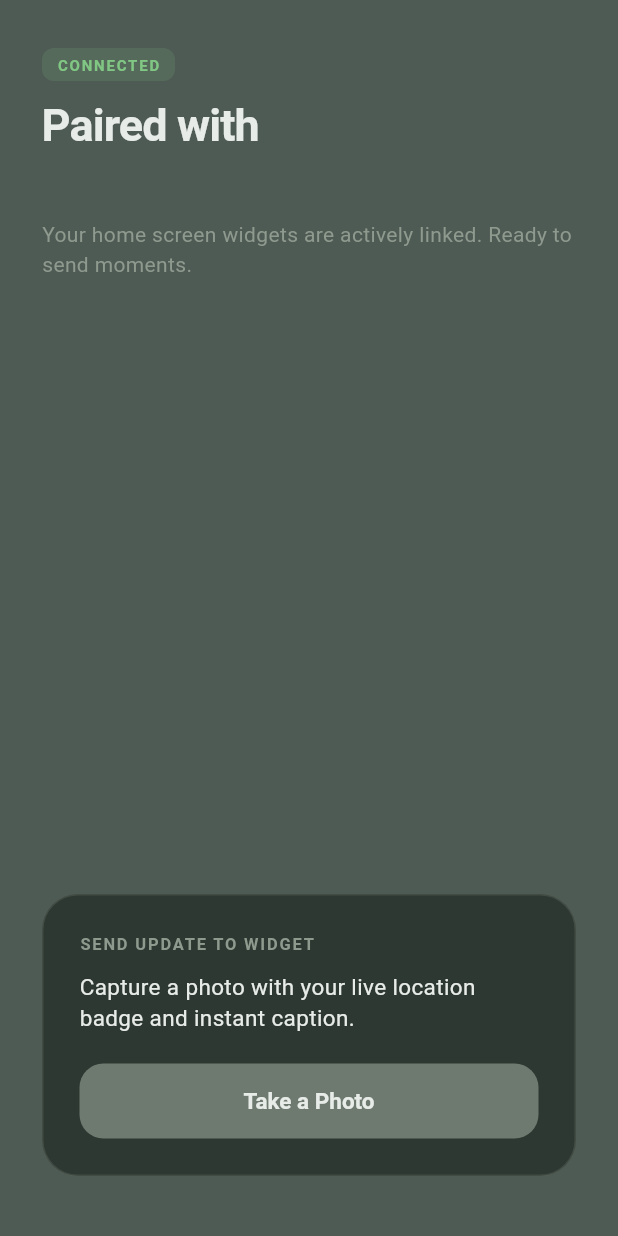
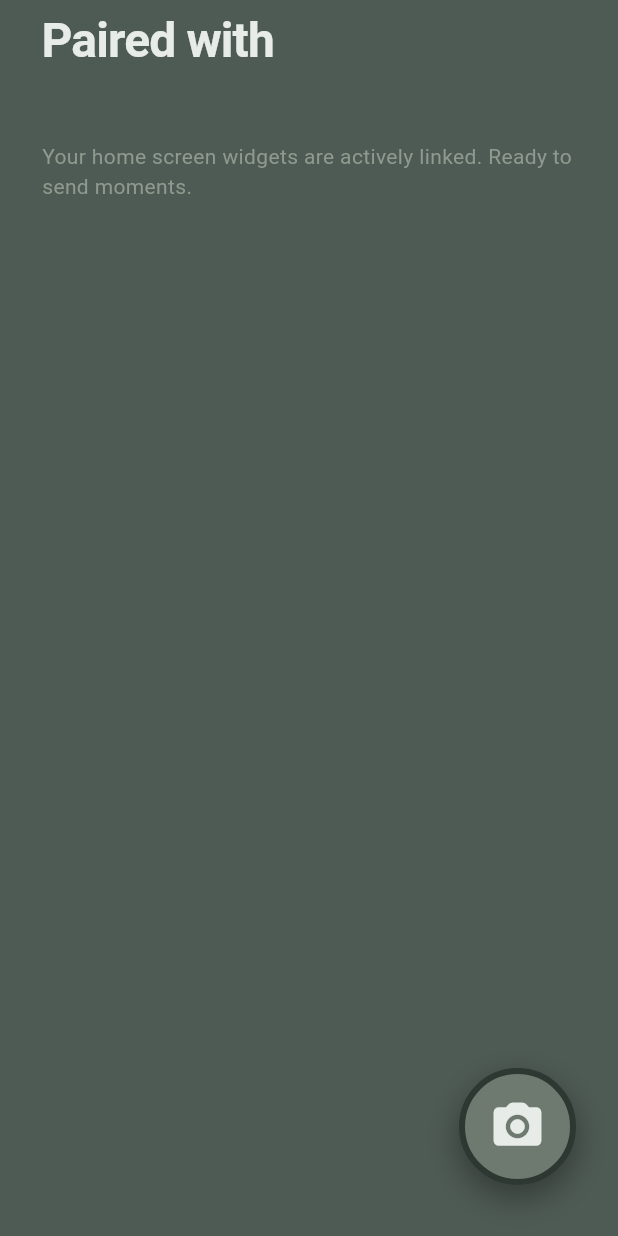
Before and after one commit to jhonemilmnilo/UpdateMe, a Flutter app: the PairedHomeView widget shown alone on an empty page, opened directly with empty values, on a phone screen of 412 x 824 dp. Run offline on Flutter 3.47's test engine with Material 3 defaults, Android fonts, the phone set to English and light mode, and no system bars; our stand-ins replace flutter_dotenv, geocoding, geolocator, google_sign_in, image_picker, qr_flutter and 3 more; missing offline and left inert: gal, mobile_scanner; accounts and stored records are empty.

Commit message:
Replace photo card with camera action button
Simplify the paired home screen by removing the connection pill and photo-instruction card, adjusting header spacing, and adding a floating camera button with a loading state.

```diff
--- a/lib/features/couple/presentation/views/paired_home_view.dart
+++ b/lib/features/couple/presentation/views/paired_home_view.dart
@@ -57,41 +57,21 @@ class _PairedHomeViewState extends State<PairedHomeView> {
     final partnerName = widget.user.partner?['display_name'] ?? widget.user.partner?['email'] ?? 'Your Partner';
 
     return Padding(
-      padding: const EdgeInsets.symmetric(horizontal: 28.0, vertical: 20.0),
+      padding: const EdgeInsets.only(left: 28.0, right: 28.0, top: 8.0, bottom: 20.0),
       child: Column(
         crossAxisAlignment: CrossAxisAlignment.start,
         children: [
-          const SizedBox(height: 12),
-          // Connection Status Pill
-          Container(
-            padding: const EdgeInsets.symmetric(horizontal: 10, vertical: 4),
-            decoration: BoxDecoration(
-              color: const Color(0xFF81C784).withValues(alpha: 0.15),
-              borderRadius: BorderRadius.circular(8),
-            ),
-            child: const Text(
-              'CONNECTED',
-              style: TextStyle(
-                color: Color(0xFF81C784),
-                fontSize: 10,
-                fontWeight: FontWeight.w700,
-                letterSpacing: 1.2,
-              ),
-            ),
-          ),
-          const SizedBox(height: 12),
-
           Text(
             'Paired with\n$partnerName',
             style: const TextStyle(
               color: AppColors.textHighContrast,
-              fontSize: 30,
+              fontSize: 32,
               fontWeight: FontWeight.w700,
               letterSpacing: -0.6,
               height: 1.2,
             ),
           ),
-          const SizedBox(height: 8),
+          const SizedBox(height: 10),
 
           const Text(
             'Your home screen widgets are actively linked. Ready to send moments.',
@@ -103,71 +83,49 @@ class _PairedHomeViewState extends State<PairedHomeView> {
           ),
           const Spacer(),
 
-          // Sending widget update photo
-          Container(
-            width: double.infinity,
-            padding: const EdgeInsets.all(24),
+          // Minimalist Floating Camera Action Button (Bottom-Right, 78x78 Flagship)
+          Align(
+            alignment: Alignment.bottomRight,
+            child: GestureDetector(
+              onTap: _isOpeningCamera ? null : _captureAndSendUpdate,
+              child: Container(
+                width: 78,
+                height: 78,
                 decoration: BoxDecoration(
+                  shape: BoxShape.circle,
+                  color: AppColors.primaryAccent,
+                  boxShadow: [
+                    BoxShadow(
+                      color: Colors.black.withValues(alpha: 0.35),
+                      blurRadius: 18,
+                      offset: const Offset(0, 8),
+                    ),
+                  ],
+                  border: Border.all(
                     color: AppColors.secondarySurface,
-              borderRadius: BorderRadius.circular(24),
-              border: Border.all(
-                color: AppColors.supportingText.withValues(alpha: 0.2),
+                    width: 4,
                   ),
                 ),
-            child: Column(
-              crossAxisAlignment: CrossAxisAlignment.start,
-              children: [
-                const Text(
-                  'SEND UPDATE TO WIDGET',
-                  style: TextStyle(
-                    color: AppColors.supportingText,
-                    fontSize: 11,
-                    fontWeight: FontWeight.w700,
-                    letterSpacing: 1.2,
-                  ),
-                ),
-                const SizedBox(height: 10),
-                const Text(
-                  'Capture a photo with your live location badge and instant caption.',
-                  style: TextStyle(
-                    color: AppColors.textHighContrast,
-                    fontSize: 15,
-                    height: 1.4,
-                  ),
-                ),
-                const SizedBox(height: 20),
-                SizedBox(
-                  width: double.infinity,
-                  height: 50,
-                  child: ElevatedButton(
-                    onPressed: _isOpeningCamera ? null : _captureAndSendUpdate,
-                    style: ElevatedButton.styleFrom(
-                      backgroundColor: AppColors.primaryAccent,
-                      foregroundColor: AppColors.textHighContrast,
-                      elevation: 0,
-                      shape: RoundedRectangleBorder(
-                        borderRadius: BorderRadius.circular(16),
-                      ),
-                    ),
+                child: Center(
                   child: _isOpeningCamera
                       ? const SizedBox(
-                            width: 18,
-                            height: 18,
+                          width: 26,
+                          height: 26,
                           child: CircularProgressIndicator(
-                              strokeWidth: 2,
+                            strokeWidth: 2.5,
                             color: AppColors.textHighContrast,
                           ),
                         )
-                        : const Text(
-                            'Take a Photo',
-                            style: TextStyle(fontSize: 15, fontWeight: FontWeight.w600),
+                      : const Icon(
+                          Icons.camera_alt_rounded,
+                          color: AppColors.textHighContrast,
+                          size: 38,
                         ),
                 ),
               ),
-              ],
             ),
           ),
-          const SizedBox(height: 20),
+          const SizedBox(height: 14),
         ],
       ),
     );
```
Lines whose indentation alone changed are shown as unchanged.
